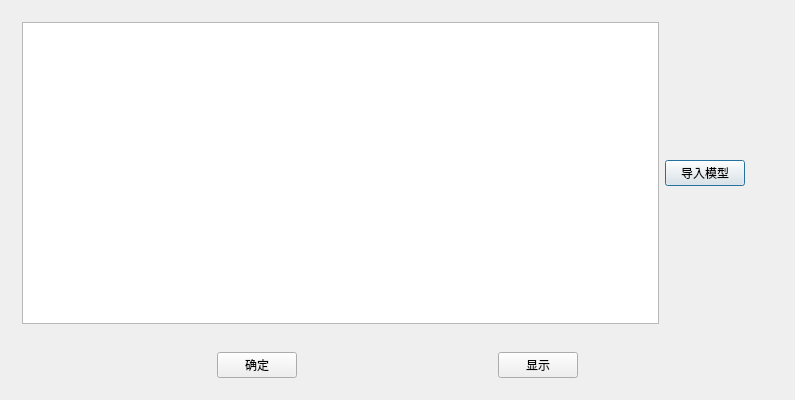
Shixuku/Tower-Visual, file TW/UI_Calculate.ui: the form before one commit.
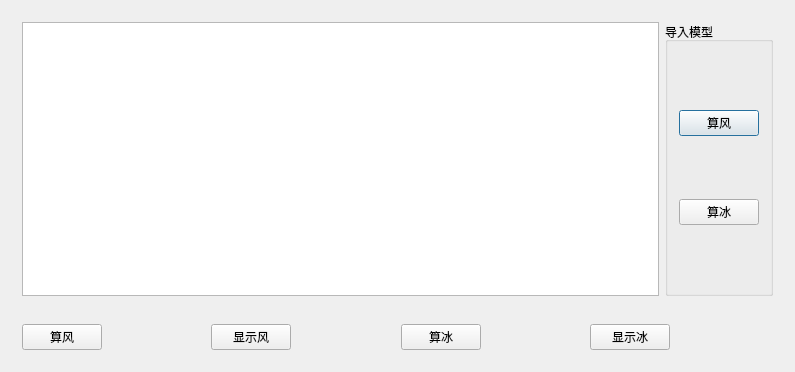
The form after the commit.

```diff
--- a/TW/UI_Calculate.ui
+++ b/TW/UI_Calculate.ui
@@ -7,7 +7,7 @@
     <x>0</x>
     <y>0</y>
     <width>795</width>
-    <height>400</height>
+    <height>372</height>
    </rect>
   </property>
   <property name="windowTitle">
@@ -21,15 +21,26 @@
        <widget class="QTableWidget" name="tableWidget"/>
       </item>
       <item>
-       <widget class="QPushButton" name="ptn_import">
-        <property name="text">
+       <widget class="QGroupBox" name="groupBox">
+        <property name="title">
          <string>导入模型</string>
         </property>
-       </widget>
-      </item>
-      <item>
-       <widget class="QWidget" name="widget_3" native="true">
-        <layout class="QVBoxLayout" name="verticalLayout_2"/>
+        <layout class="QVBoxLayout" name="verticalLayout_2">
+         <item>
+          <widget class="QPushButton" name="ptn_import">
+           <property name="text">
+            <string>算风</string>
+           </property>
+          </widget>
+         </item>
+         <item>
+          <widget class="QPushButton" name="btn_CaculateModelIce">
+           <property name="text">
+            <string>算冰</string>
+           </property>
+          </widget>
+         </item>
+        </layout>
        </widget>
       </item>
      </layout>
@@ -38,23 +49,10 @@
    <item>
     <widget class="QWidget" name="widget" native="true">
      <layout class="QHBoxLayout" name="horizontalLayout">
-      <item>
-       <spacer name="horizontalSpacer_3">
-        <property name="orientation">
-         <enum>Qt::Horizontal</enum>
-        </property>
-        <property name="sizeHint" stdset="0">
-         <size>
-          <width>40</width>
-          <height>20</height>
-         </size>
-        </property>
-       </spacer>
-      </item>
       <item>
        <widget class="QPushButton" name="btn_ok">
         <property name="text">
-         <string>确定</string>
+         <string>算风</string>
         </property>
        </widget>
       </item>
@@ -74,7 +72,7 @@
       <item>
        <widget class="QPushButton" name="btn_show">
         <property name="text">
-         <string>显示</string>
+         <string>显示风</string>
         </property>
        </widget>
       </item>
@@ -91,6 +89,46 @@
         </property>
        </spacer>
       </item>
+      <item>
+       <widget class="QPushButton" name="btn_caculateIce">
+        <property name="text">
+         <string>算冰</string>
+        </property>
+       </widget>
+      </item>
+      <item>
+       <spacer name="horizontalSpacer">
+        <property name="orientation">
+         <enum>Qt::Horizontal</enum>
+        </property>
+        <property name="sizeHint" stdset="0">
+         <size>
+          <width>40</width>
+          <height>20</height>
+         </size>
+        </property>
+       </spacer>
+      </item>
+      <item>
+       <widget class="QPushButton" name="btn_displayIce">
+        <property name="text">
+         <string>显示冰</string>
+        </property>
+       </widget>
+      </item>
+      <item>
+       <spacer name="horizontalSpacer_3">
+        <property name="orientation">
+         <enum>Qt::Horizontal</enum>
+        </property>
+        <property name="sizeHint" stdset="0">
+         <size>
+          <width>40</width>
+          <height>20</height>
+         </size>
+        </property>
+       </spacer>
+      </item>
      </layout>
     </widget>
    </item>
```
Left out of the diff: 2 changed lines with no effect on the pictures.
